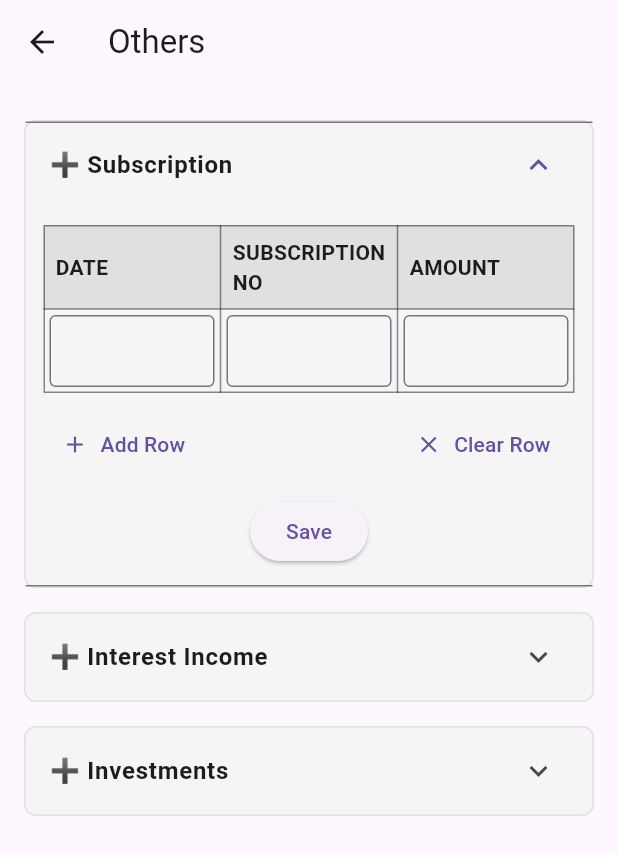
After one commit to HerbertK-93/desktop_vsla, a Flutter app: the OthersScreen screen opened directly, after a tap on "➕ Subscription", after a tap on "Add Row", on a phone screen of 412 x 824 dp. The commit adds this screen. Shown: the top 855 px of the screen. Run offline on Flutter 3.47's test engine with Material 3 defaults, Android fonts, the light colour scheme and no system bars; our stand-ins replace drift, image_picker; accounts and stored records are empty; generated files the repository leaves out were written again.

Commit message:
vsla naming application

```diff
--- /dev/null
+++ b/lib/screens/other_screen.dart
@@ -0,0 +1,174 @@
+import 'package:flutter/material.dart';
+
+class OthersScreen extends StatefulWidget {
+  const OthersScreen({super.key});
+
+  @override
+  State<OthersScreen> createState() => _OthersScreenState();
+}
+
+class _OthersScreenState extends State<OthersScreen> {
+  final List<List<TextEditingController>> _subscriptionRows = [];
+  final List<List<TextEditingController>> _interestIncomeRows = [];
+  final List<List<TextEditingController>> _investmentRows = [];
+
+  void _addRow(List<List<TextEditingController>> list, int columns) {
+    setState(() {
+      list.add(List.generate(columns, (_) => TextEditingController()));
+    });
+  }
+
+  void _removeRow(List<List<TextEditingController>> list) {
+    if (list.isNotEmpty) {
+      setState(() {
+        list.removeLast();
+      });
+    }
+  }
+
+  TableRow _buildHeaderRow(List<String> headers) {
+    return TableRow(
+      decoration: const BoxDecoration(color: Color(0xFFE0E0E0)),
+      children: headers
+          .map((header) => Padding(
+                padding: const EdgeInsets.all(8),
+                child: Text(
+                  header,
+                  style: const TextStyle(fontWeight: FontWeight.bold),
+                ),
+              ))
+          .toList(),
+    );
+  }
+
+  TableRow _buildEditableRow(List<TextEditingController> controllers) {
+    return TableRow(
+      children: controllers
+          .map(
+            (ctrl) => Padding(
+              padding: const EdgeInsets.all(4),
+              child: TextField(
+                controller: ctrl,
+                decoration: const InputDecoration(
+                  isDense: true,
+                  border: OutlineInputBorder(),
+                ),
+              ),
+            ),
+          )
+          .toList(),
+    );
+  }
+
+  Widget _buildSection({
+    required String title,
+    required List<String> headers,
+    required List<List<TextEditingController>> rows,
+    required VoidCallback onAdd,
+    required VoidCallback onClear,
+    required VoidCallback onSave,
+  }) {
+    return Container(
+      margin: const EdgeInsets.symmetric(vertical: 8),
+      decoration: BoxDecoration(
+        color: Colors.grey[100],
+        borderRadius: BorderRadius.circular(8),
+        border: Border.all(color: Colors.grey.shade300),
+      ),
+      child: ExpansionTile(
+        title: Text(
+          title,
+          style: const TextStyle(fontWeight: FontWeight.bold),
+        ),
+        childrenPadding: const EdgeInsets.all(12),
+        children: [
+          Table(
+            border: TableBorder.all(color: Colors.black45),
+            columnWidths: {
+              for (int i = 0; i < headers.length; i++)
+                i: const FlexColumnWidth(2),
+            },
+            defaultVerticalAlignment: TableCellVerticalAlignment.middle,
+            children: [
+              _buildHeaderRow(headers),
+              ...rows.map(_buildEditableRow),
+            ],
+          ),
+          const SizedBox(height: 10),
+          Row(
+            mainAxisAlignment: MainAxisAlignment.spaceBetween,
+            children: [
+              TextButton.icon(
+                icon: const Icon(Icons.add),
+                label: const Text("Add Row"),
+                onPressed: onAdd,
+              ),
+              TextButton.icon(
+                icon: const Icon(Icons.clear),
+                label: const Text("Clear Row"),
+                onPressed: onClear,
+              ),
+            ],
+          ),
+          const SizedBox(height: 10),
+          Center(
+            child: ElevatedButton(
+              onPressed: onSave,
+              child: const Text("Save"),
+            ),
+          ),
+        ],
+      ),
+    );
+  }
+
+  @override
+  Widget build(BuildContext context) {
+    return Scaffold(
+      appBar: AppBar(title: const Text('Others')),
+      body: Padding(
+        padding: const EdgeInsets.all(16),
+        child: ListView(
+          children: [
+            _buildSection(
+              title: "➕ Subscription",
+              headers: ["DATE", "SUBSCRIPTION NO", "AMOUNT"],
+              rows: _subscriptionRows,
+              onAdd: () => _addRow(_subscriptionRows, 3),
+              onClear: () => _removeRow(_subscriptionRows),
+              onSave: () {
+                ScaffoldMessenger.of(context).showSnackBar(
+                  const SnackBar(content: Text("Subscription saved")),
+                );
+              },
+            ),
+            _buildSection(
+              title: "➕ Interest Income",
+              headers: ["DATE", "DESCRIPTION", "AMOUNT"],
+              rows: _interestIncomeRows,
+              onAdd: () => _addRow(_interestIncomeRows, 3),
+              onClear: () => _removeRow(_interestIncomeRows),
+              onSave: () {
+                ScaffoldMessenger.of(context).showSnackBar(
+                  const SnackBar(content: Text("Interest Income saved")),
+                );
+              },
+            ),
+            _buildSection(
+              title: "➕ Investments",
+              headers: ["DATE", "INVESTMENT NO", "AMOUNT"],
+              rows: _investmentRows,
+              onAdd: () => _addRow(_investmentRows, 3),
+              onClear: () => _removeRow(_investmentRows),
+              onSave: () {
+                ScaffoldMessenger.of(context).showSnackBar(
+                  const SnackBar(content: Text("Investments saved")),
+                );
+              },
+            ),
+          ],
+        ),
+      ),
+    );
+  }
+}
```
Also changed, not shown: lib/screens/group_summary_screen.dart (added, +109 -0 lines), lib/screens/home_screen.dart (+34 -6 lines), lib/screens/user_details_screen.dart (+37 -9 lines).
